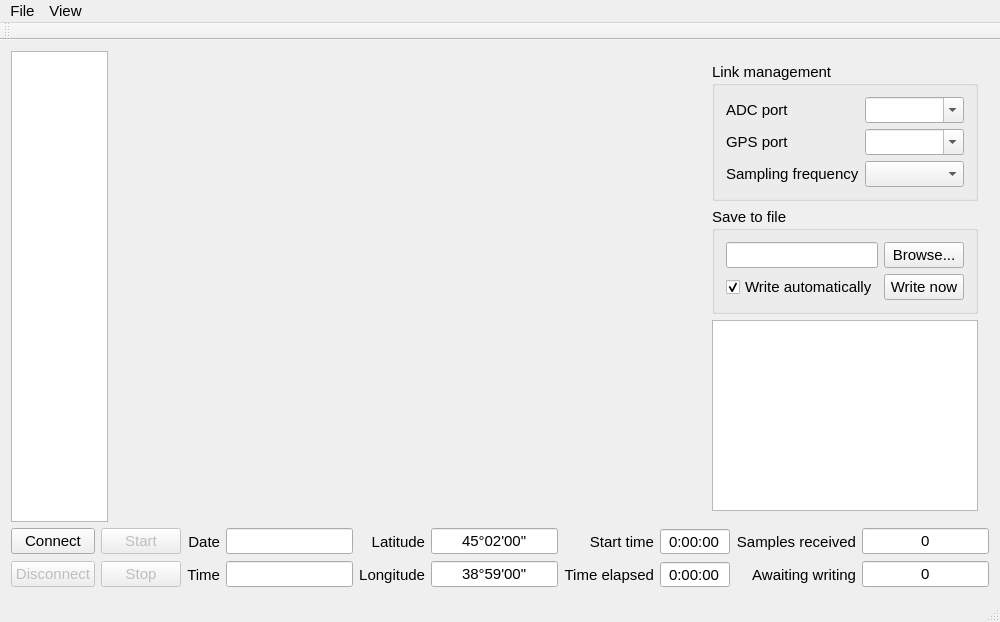
This is mainwindow.ui in NIA/seismoreg as Qt 5 draws it before an edit. The edited form follows.
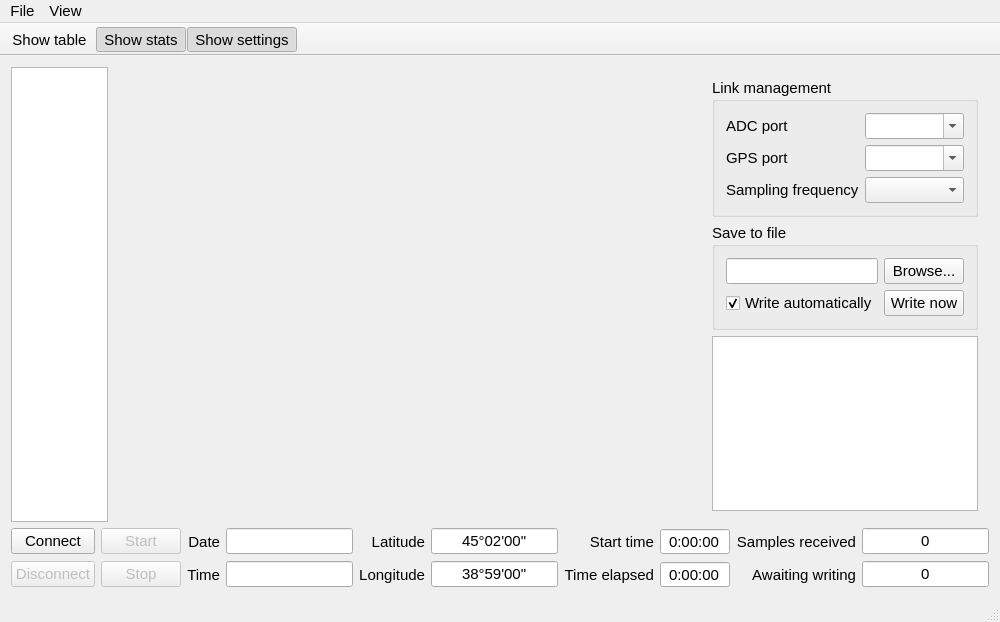
This is the edited form. Icons and pictures are not drawn. Custom widgets are drawn as their Qt base class.

Diff of the .ui file:
```diff
--- a/mainwindow.ui
+++ b/mainwindow.ui
@@ -591,12 +591,21 @@
    <addaction name="menuView"/>
   </widget>
   <widget class="QToolBar" name="mainToolBar">
+   <property name="movable">
+    <bool>false</bool>
+   </property>
+   <property name="floatable">
+    <bool>false</bool>
+   </property>
    <attribute name="toolBarArea">
     <enum>TopToolBarArea</enum>
    </attribute>
    <attribute name="toolBarBreak">
     <bool>false</bool>
    </attribute>
+   <addaction name="actionShowTable"/>
+   <addaction name="actionShowStats"/>
+   <addaction name="actionShowSettings"/>
   </widget>
   <widget class="QStatusBar" name="statusBar"/>
   <action name="actionExit">
```
Left out of the diff: 20 changed lines with no effect on the pictures.
